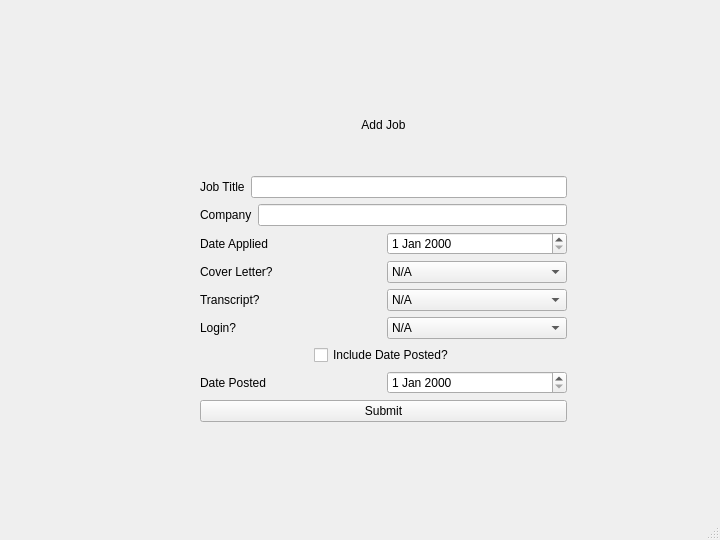
Old version of the form mainwindow.ui in the repository frenchcokes/Job-Tracker.
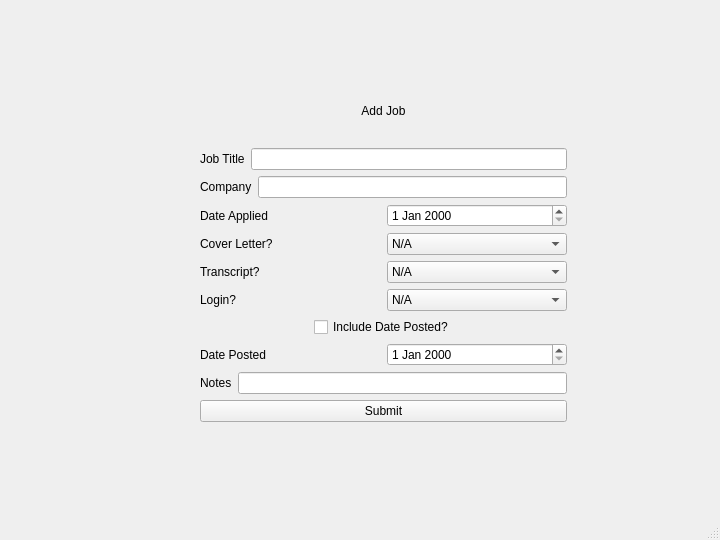
New version of the form.

```diff
--- a/mainwindow.ui
+++ b/mainwindow.ui
@@ -239,6 +239,20 @@
        </item>
       </layout>
      </item>
+     <item>
+      <layout class="QHBoxLayout" name="row_9">
+       <item>
+        <widget class="QLabel" name="notesLabel">
+         <property name="text">
+          <string>Notes</string>
+         </property>
+        </widget>
+       </item>
+       <item>
+        <widget class="QLineEdit" name="notesEdit"/>
+       </item>
+      </layout>
+     </item>
      <item>
       <widget class="QPushButton" name="submitButton">
        <property name="text">
```
